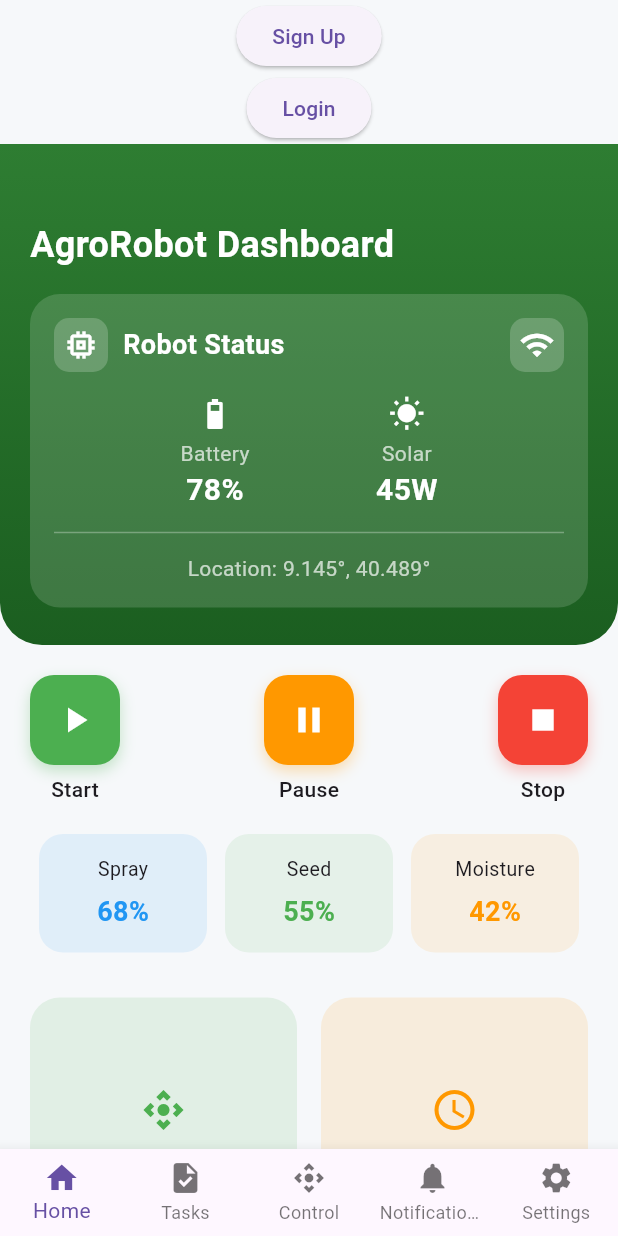
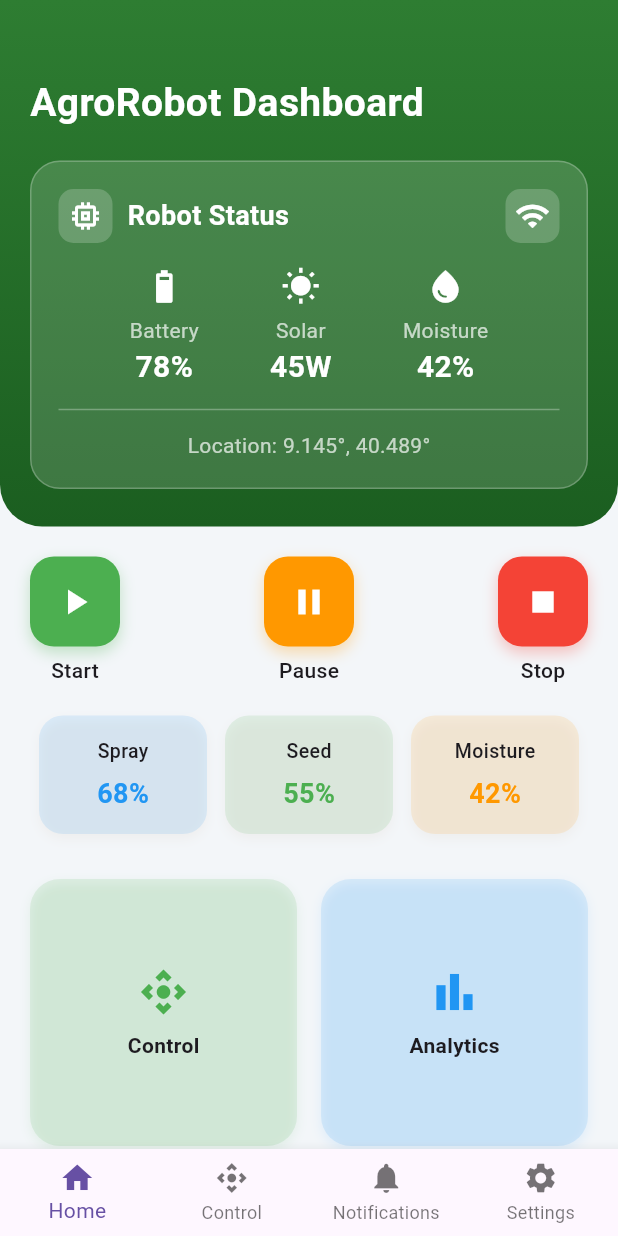
Before and after one commit to abrahamshimels/AgriBot-control, a Flutter app: the DashboardPage screen opened by its route, on a phone screen of 412 x 824 dp. Run offline on Flutter 3.47's test engine with Material 3 defaults, Android fonts, the light colour scheme and no system bars; our stand-ins replace connectivity_plus, firebase_auth, firebase_core, flutter_bloc, go_router, google_sign_in; accounts and stored records are empty.

Commit message:
Add Firebase auth & Google sign-in, refactor code

```diff
--- a/agri_bot_control/lib/app/app.dart
+++ b/agri_bot_control/lib/app/app.dart
@@ -6,9 +6,11 @@ class MyApp extends StatelessWidget {
 
   @override
   Widget build(BuildContext context) {
-    return  MaterialApp.router(
+    return MaterialApp.router(
       debugShowCheckedModeBanner: false,
+      title: 'AgriBot Control',
       routerConfig: appRouter,
+      theme: ThemeData(primarySwatch: Colors.green),
     );
   }
 }
--- a/agri_bot_control/lib/app/router/app_router.dart
+++ b/agri_bot_control/lib/app/router/app_router.dart
@@ -1,6 +1,7 @@
 import 'package:agri_bot_control/features/auth/presentation/pages/forget_password_page.dart';
 import 'package:agri_bot_control/features/auth/presentation/pages/login_page.dart';
 import 'package:agri_bot_control/features/auth/presentation/pages/signUp_page.dart';
+import 'package:agri_bot_control/features/auth/presentation/pages/splash_page.dart';
 import 'package:agri_bot_control/features/auth/presentation/pages/verify_email.dart';
 import 'package:agri_bot_control/presentation/pages/alerts_page.dart';
 import 'package:agri_bot_control/presentation/pages/dashboard_page.dart';
@@ -10,13 +11,21 @@ import 'package:agri_bot_control/presentation/pages/task_scheduler_page.dart';
 import 'package:agri_bot_control/shared/widgets/bottom_nav_bar.dart';
 import 'package:flutter/material.dart';
 import 'package:go_router/go_router.dart';
+import 'package:firebase_auth/firebase_auth.dart';
 
 // Track current tab
 final ValueNotifier<int> bottomNavIndex = ValueNotifier<int>(0);
 
+bool isLoggedIn() => FirebaseAuth.instance.currentUser != null;
+
 final GoRouter appRouter = GoRouter(
-  initialLocation: '/dashboard',
+  initialLocation: '/splash',
   routes: [
+    GoRoute(
+      path: '/splash',
+      builder: (context, state) => const SplashPage(),
+      redirect: (context, state) => isLoggedIn() ? '/dashboard' : '/login',
+    ),
     ShellRoute(
       builder: (context, state, child) {
         return Scaffold(
@@ -33,17 +42,15 @@ final GoRouter appRouter = GoRouter(
                       context.go('/dashboard');
                       break;
                     case 1:
-                      context.go('/tasks');
+                      context.go('/control');
                       break;
                     case 2:
-                      context.go('/control');
+                      context.go('/alerts');
                       break;
                     case 3:
-                      context.go('/alerts');
-                      break;
-                    case 4:
                       context.go('/settings');
                       break;
+
                   }
                 },
               );
@@ -55,41 +62,58 @@ final GoRouter appRouter = GoRouter(
       routes: [
         GoRoute(
           path: '/tasks',
-          builder: (context, state) => TaskSchedulerPage(),
+          builder: (context, state) => const TaskSchedulerPage(),
+          redirect: (context, state) =>
+              isLoggedIn() ? null : '/login',
         ),
         GoRoute(
           path: '/dashboard',
           builder: (context, state) => const DashboardPage(),
+          redirect: (context, state) =>
+              isLoggedIn() ? null : '/login',
         ),
         GoRoute(
           path: '/settings',
           builder: (context, state) => const SettingsPage(),
+          redirect: (context, state) =>
+              isLoggedIn() ? null : '/login',
         ),
         GoRoute(
           path: '/control',
           builder: (context, state) => const ManualControlPage(),
+          redirect: (context, state) =>
+              isLoggedIn() ? null : '/login',
         ),
         GoRoute(
           path: '/alerts',
           builder: (context, state) => const AlertsPage(),
+          redirect: (context, state) =>
+              isLoggedIn() ? null : '/login',
         ),
         GoRoute(
           path: '/signup',
           builder: (context, state) => const SignupPage(),
+          redirect: (context, state) =>
+              isLoggedIn() ? '/dashboard' : null,
         ),
         GoRoute(
           path: '/login',
           builder: (context, state) => const LoginPage(),
+          redirect: (context, state) =>
+              isLoggedIn() ? '/dashboard' : null,
         ),
         GoRoute(
           path: '/verify-email',
           builder: (context, state) => const VerifyEmailPage(),
+          redirect: (context, state) =>
+              isLoggedIn() ? null : '/login',
         ),
         GoRoute(
           path: '/forgot-password',
           builder: (context, state) => const ForgotPasswordPage(),
+          redirect: (context, state) =>
+              isLoggedIn() ? '/dashboard' : null,
         ),
-
       ],
     ),
   ],
--- a/agri_bot_control/lib/presentation/pages/alerts_page.dart
+++ b/agri_bot_control/lib/presentation/pages/alerts_page.dart
@@ -61,10 +61,6 @@ class AlertsPage extends StatelessWidget {
         children: [
           Row(
             children: [
-              IconButton(
-                icon: const Icon(Icons.arrow_back, color: Colors.white),
-                onPressed: () => Navigator.pop(context),
-              ),
               const Text(
                 "Alerts & Notifications",
                 style: TextStyle(
--- a/agri_bot_control/lib/presentation/pages/dashboard_page.dart
+++ b/agri_bot_control/lib/presentation/pages/dashboard_page.dart
@@ -7,16 +7,10 @@ class DashboardPage extends StatelessWidget {
   @override
   Widget build(BuildContext context) {
     return Scaffold(
-      backgroundColor: const Color(0xFFF6F8FA),
+      backgroundColor: const Color(0xFFF3F6F9),
       body: SingleChildScrollView(
         child: Column(
-          children: [
-          ElevatedButton(onPressed: (){
-            context.go('/signup');
-          }, child: Text("Sign Up")),
-          ElevatedButton(onPressed: (){
-            context.go('/login');
-          }, child: Text("Login")),
+          children: const [
             _HeaderSection(),
             SizedBox(height: 20),
             _QuickActions(),
@@ -51,16 +45,16 @@ class _HeaderSection extends StatelessWidget {
       ),
       child: Column(
         crossAxisAlignment: CrossAxisAlignment.start,
-        children: [
-          const Text(
+        children: const [
+          Text(
             "AgroRobot Dashboard",
             style: TextStyle(
               color: Colors.white,
-              fontSize: 24,
+              fontSize: 26,
               fontWeight: FontWeight.bold,
             ),
           ),
-          const SizedBox(height: 16),
+          SizedBox(height: 20),
           _RobotStatusCard(),
         ],
       ),
@@ -69,13 +63,16 @@ class _HeaderSection extends StatelessWidget {
 }
 
 class _RobotStatusCard extends StatelessWidget {
+  const _RobotStatusCard();
+
   @override
   Widget build(BuildContext context) {
     return Container(
-      padding: const EdgeInsets.all(16),
+      padding: const EdgeInsets.all(18),
       decoration: BoxDecoration(
         color: Colors.white.withOpacity(0.15),
         borderRadius: BorderRadius.circular(20),
+        border: Border.all(color: Colors.white24),
       ),
       child: Column(
         children: [
@@ -100,8 +97,9 @@ class _RobotStatusCard extends StatelessWidget {
           Row(
             mainAxisAlignment: MainAxisAlignment.spaceEvenly,
             children: const [
-              _StatusItem("Battery", "78%", Icons.battery_5_bar),
+              _StatusItem("Battery", "78%", Icons.battery_6_bar),
               _StatusItem("Solar", "45W", Icons.wb_sunny),
+              _StatusItem("Moisture", "42%", Icons.water_drop),
             ],
           ),
           const Divider(color: Colors.white30, height: 28),
@@ -137,8 +135,8 @@ class _StatusItem extends StatelessWidget {
   Widget build(BuildContext context) {
     return Column(
       children: [
-        Icon(icon, color: Colors.white),
-        const SizedBox(height: 4),
+        Icon(icon, color: Colors.white, size: 26),
+        const SizedBox(height: 6),
         Text(title, style: const TextStyle(color: Colors.white70)),
         Text(
           value,
@@ -164,10 +162,16 @@ class _QuickActions extends StatelessWidget {
       padding: const EdgeInsets.symmetric(horizontal: 20),
       child: Row(
         mainAxisAlignment: MainAxisAlignment.spaceBetween,
-        children: const [
-          _ActionButton("Start", Icons.play_arrow, Colors.green),
-          _ActionButton("Pause", Icons.pause, Colors.orange),
-          _ActionButton("Stop", Icons.stop, Colors.red),
+        children: [
+          _ActionButton("Start", Icons.play_arrow, Colors.green, () {
+            context.go('/control');
+          }),
+          _ActionButton("Pause", Icons.pause, Colors.orange, () {
+            context.go('/control');
+          }),
+          _ActionButton("Stop", Icons.stop, Colors.red, () {
+            context.go('/control');
+          }),
         ],
       ),
     );
@@ -178,8 +182,9 @@ class _ActionButton extends StatelessWidget {
   final String label;
   final IconData icon;
   final Color color;
+  final VoidCallback onTap;
 
-  const _ActionButton(this.label, this.icon, this.color);
+  const _ActionButton(this.label, this.icon, this.color, this.onTap);
 
   @override
   Widget build(BuildContext context) {
@@ -187,7 +192,7 @@ class _ActionButton extends StatelessWidget {
       children: [
         InkWell(
           borderRadius: BorderRadius.circular(16),
-          onTap: () {},
+          onTap: onTap,
           child: Container(
             padding: const EdgeInsets.all(16),
             decoration: BoxDecoration(
@@ -246,12 +251,22 @@ class _SensorCard extends StatelessWidget {
         margin: const EdgeInsets.symmetric(horizontal: 6),
         padding: const EdgeInsets.all(14),
         decoration: BoxDecoration(
-          color: color.withOpacity(0.1),
+          color: color.withOpacity(0.12),
           borderRadius: BorderRadius.circular(16),
+          boxShadow: [
+            BoxShadow(
+              color: Colors.grey.shade200,
+              blurRadius: 6,
+              offset: const Offset(0, 3),
+            ),
+          ],
         ),
         child: Column(
           children: [
-            Text(title, style: const TextStyle(fontSize: 13)),
+            Text(
+              title,
+              style: TextStyle(fontSize: 13, fontWeight: FontWeight.w500),
+            ),
             const SizedBox(height: 6),
             Text(
               value,
@@ -284,10 +299,15 @@ class _QuickAccessSection extends StatelessWidget {
         mainAxisSpacing: 16,
         crossAxisSpacing: 16,
         children: const [
-          _QuickTile(Icons.control_camera, "Control", Colors.green, "control"),
-          _QuickTile(Icons.schedule, "Schedule", Colors.orange, "schedule"),
-          _QuickTile(Icons.bar_chart, "Analytics", Colors.blue, "analytics"),
-          _QuickTile(Icons.battery_6_bar, "Battery", Colors.red, "battery"),
+          _QuickTile(
+            Icons.control_camera,
+            "Control",
+            Colors.green,
+            "control",
+          ),
+          _QuickTile(Icons.bar_chart, "Analytics", Colors.blue, "alerts"),
+          _QuickTile(Icons.battery_6_bar, "Battery", Colors.orange, "alerts"),
+          _QuickTile(Icons.wb_sunny, "Solar", Colors.yellow, "dashboard"),
         ],
       ),
     );
@@ -313,11 +333,18 @@ class _QuickTile extends StatelessWidget {
         decoration: BoxDecoration(
           color: color.withOpacity(0.12),
           borderRadius: BorderRadius.circular(20),
+          boxShadow: [
+            BoxShadow(
+              color: color.withOpacity(0.1),
+              blurRadius: 6,
+              offset: const Offset(0, 3),
+            ),
+          ],
         ),
         child: Column(
           mainAxisAlignment: MainAxisAlignment.center,
           children: [
-            Icon(icon, size: 32, color: color),
+            Icon(icon, size: 36, color: color),
             const SizedBox(height: 8),
             Text(label, style: const TextStyle(fontWeight: FontWeight.w600)),
           ],
--- /dev/null
+++ b/agri_bot_control/lib/shared/robot_globals.dart
@@ -0,0 +1,4 @@
+// Global variable to store robot IP
+library robot_globals;
+
+String robotIP = "http://192.168.4.1"; // Default robot IP
--- a/agri_bot_control/lib/shared/widgets/bottom_nav_bar.dart
+++ b/agri_bot_control/lib/shared/widgets/bottom_nav_bar.dart
@@ -18,7 +18,7 @@ class BottomNavBar extends StatelessWidget {
       type: BottomNavigationBarType.fixed,
       items: const [
         BottomNavigationBarItem(icon: Icon(Icons.home), label: 'Home'),
-        BottomNavigationBarItem(icon: Icon(Icons.task), label: 'Tasks'),
+        // BottomNavigationBarItem(icon: Icon(Icons.task), label: 'Tasks'),
         BottomNavigationBarItem(
           icon: Icon(Icons.control_camera),
           label: 'Control',
--- a/agri_bot_control/pubspec.yaml
+++ b/agri_bot_control/pubspec.yaml
@@ -43,6 +43,7 @@ dependencies:
   firebase_auth: ^6.1.3
   google_sign_in: ^6.2.0
   provider: ^6.0.7
+  connectivity_plus: ^4.0.2
 
 dev_dependencies:
   flutter_test:
```
Also changed, not shown: agri_bot_control/lib/features/auth/presentation/pages/splash_page.dart (added, +11 -0 lines), agri_bot_control/lib/presentation/pages/manual_control_page.dart (+178 -143 lines), agri_bot_control/lib/presentation/pages/setting_page.dart (+88 -105 lines), agri_bot_control/pubspec.lock, 5 other files.
